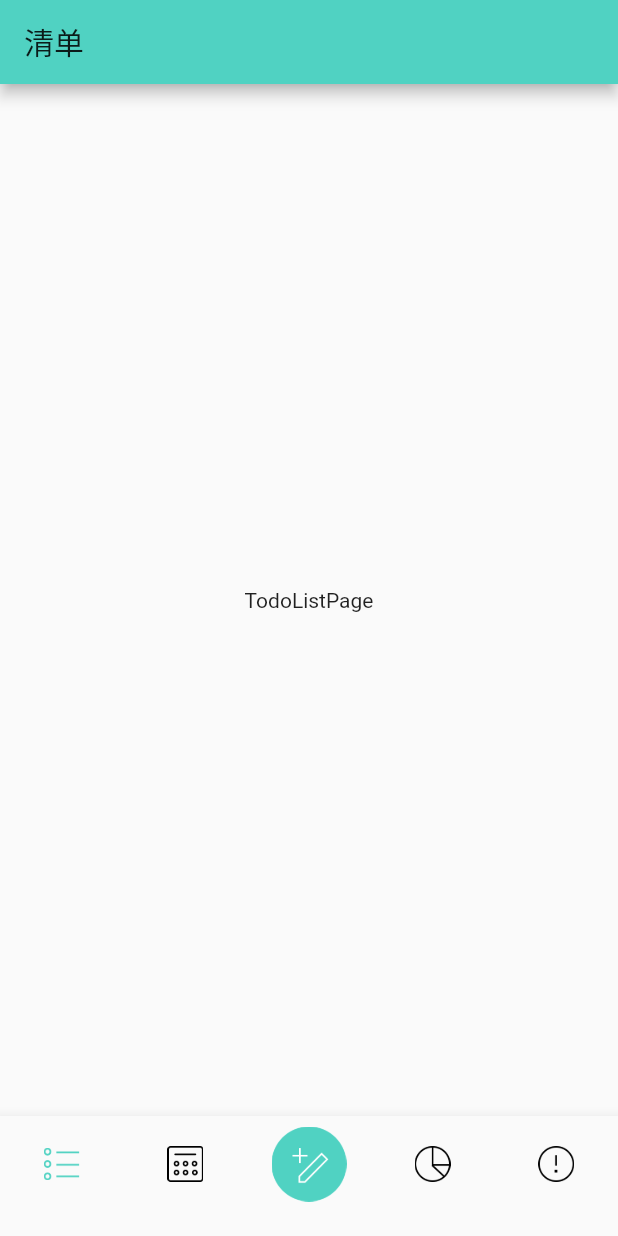
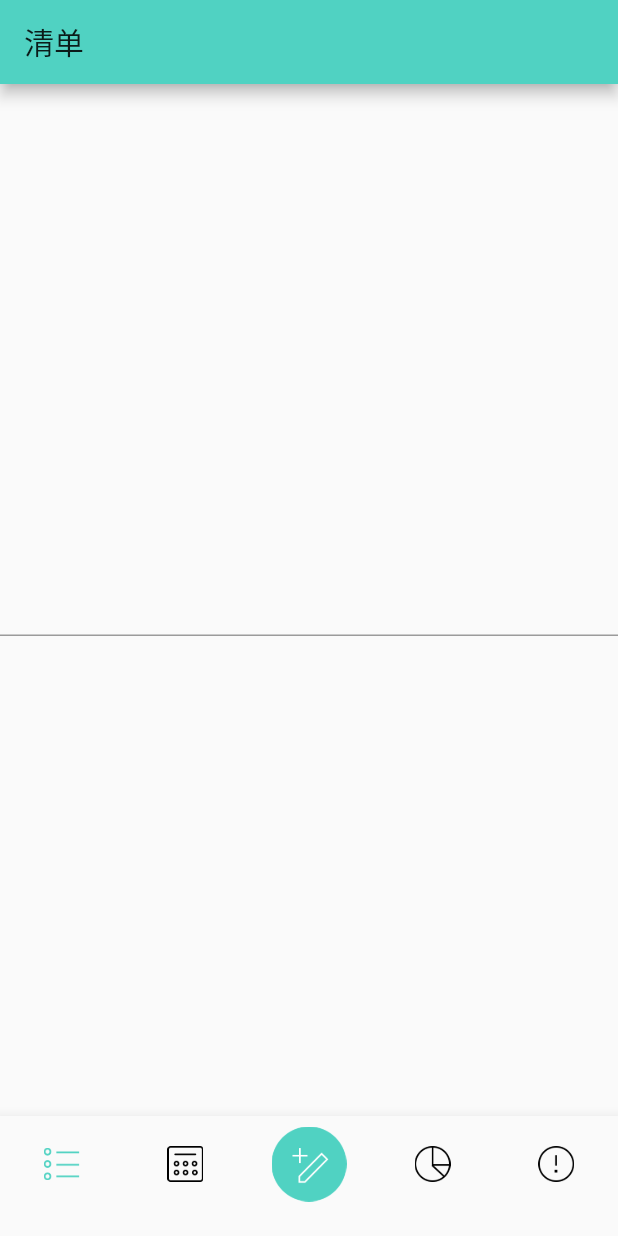
Before and after one commit to FunnyFlutter/todo_app, a Flutter app: the screen it shows after launch, on a phone screen of 412 x 824 dp. Run offline on Flutter 3.47's test engine with Material 2 defaults, Android fonts, the phone set to English and light mode, and no system bars; our stand-ins replace image_picker.

Commit message:
10.1.3.1

```diff
--- a/lib/pages/todo_list.dart
+++ b/lib/pages/todo_list.dart
@@ -10,9 +10,7 @@ class TodoListPage extends StatelessWidget {
         title: Text('清单'),
       ),
       body: Center(
-        child: Text(
-          this.runtimeType.toString(),
-        ),
+        child: TextField(),
       ),
     );
   }
```
